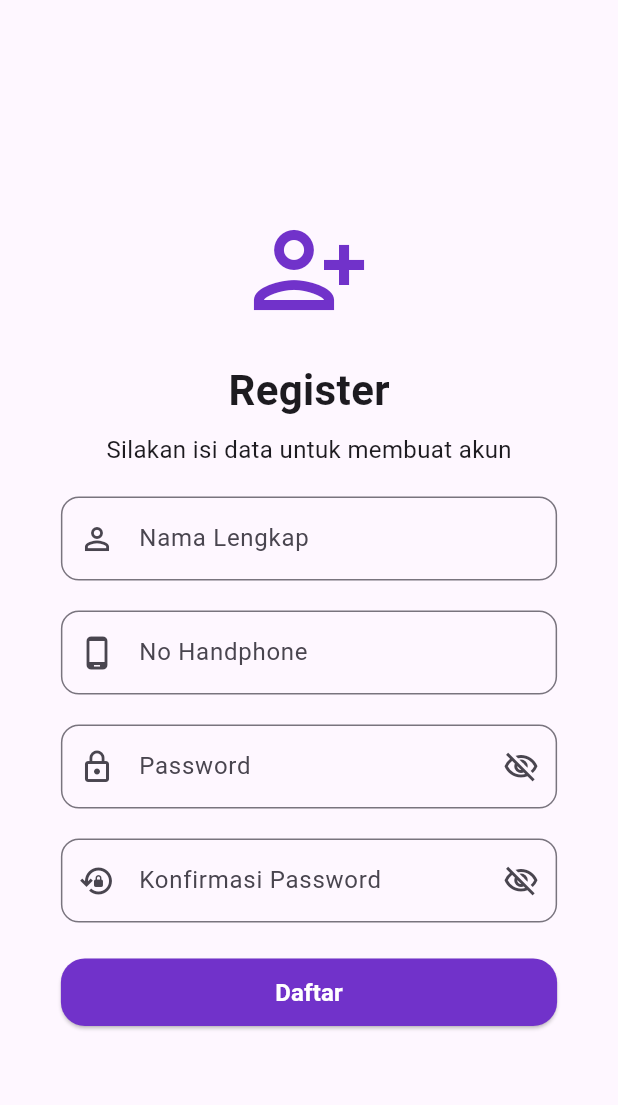
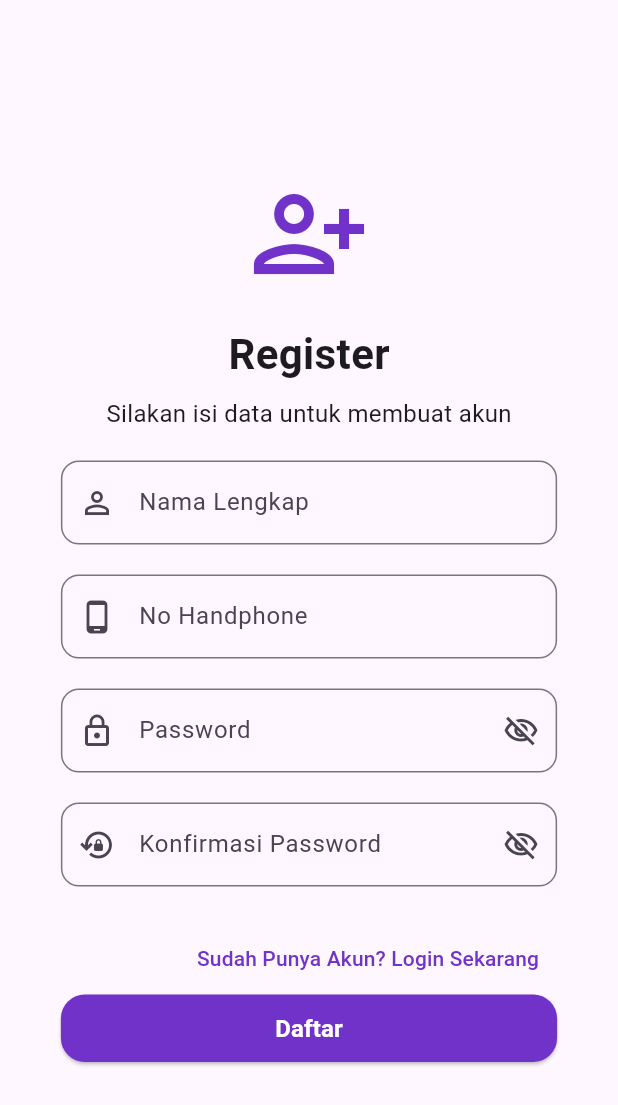
Before and after one commit to Frientia/project_mobile_UAS, a Flutter app: the screen it shows after launch, on a phone screen of 412 x 824 dp. Shown: the top 1105 px of the screen. Run offline on Flutter 3.47's test engine with Material 3 defaults, Android fonts, the phone set to English and light mode, and no system bars; our stand-ins replace lottie.

Commit message:
menambahkan tombol sudah punya akun

```diff
--- a/lib/register_page.dart
+++ b/lib/register_page.dart
@@ -120,7 +120,22 @@ class _RegisterPageState extends State<RegisterPage> {
                         ),
                       ),
                     ),
+
                     const SizedBox(height: 24),
+                    Align(
+                      alignment: Alignment.centerRight,
+                      child: TextButton(
+                        onPressed: () {},
+                        child: Text(
+                          'Sudah Punya Akun? Login Sekarang',
+                          style: TextStyle(
+                            color: const Color.fromARGB(255, 113, 50, 202),
+                            fontSize: isTablet ? 16 : 14,
+                          ),
+                        ),
+                      ),
+                    ),
+
                     SizedBox(
                       width: double.infinity,
                       height: isTablet ? 55 : 45,
```
